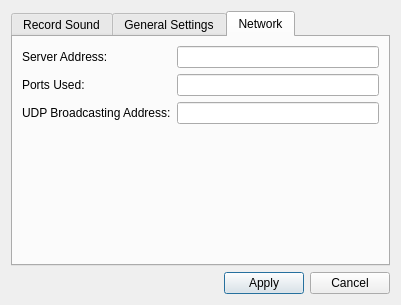
The window that Translator/settings.ui (Ernyoke/Allamvizsga) describes before a commit, drawn with Qt 5.
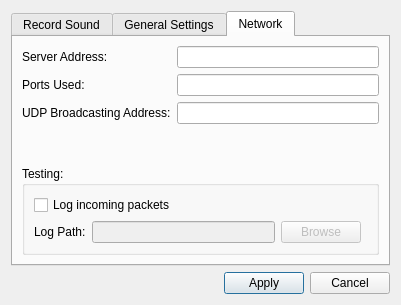
The same window after the commit. The open tabs and pages were chosen to show the change.

Commit message: PacketLogger added to Server and Translator

```diff
--- a/Translator/settings.ui
+++ b/Translator/settings.ui
@@ -44,7 +44,7 @@
    <item row="0" column="0" colspan="3">
     <widget class="QTabWidget" name="tabWidget">
      <property name="currentIndex">
-      <number>1</number>
+      <number>2</number>
      </property>
      <widget class="QWidget" name="tab">
       <attribute name="title">
@@ -145,7 +145,7 @@
        <string>Network</string>
       </attribute>
       <layout class="QGridLayout" name="gridLayout_4">
-       <item row="2" column="1">
+       <item row="2" column="1" colspan="2">
         <widget class="QLineEdit" name="lineEdit_2"/>
        </item>
        <item row="0" column="0">
@@ -155,22 +155,9 @@
          </property>
         </widget>
        </item>
-       <item row="0" column="1">
+       <item row="0" column="1" colspan="2">
         <widget class="QLineEdit" name="lineEdit"/>
        </item>
-       <item row="3" column="0" colspan="2">
-        <spacer name="verticalSpacer_3">
-         <property name="orientation">
-          <enum>Qt::Vertical</enum>
-         </property>
-         <property name="sizeHint" stdset="0">
-          <size>
-           <width>20</width>
-           <height>40</height>
-          </size>
-         </property>
-        </spacer>
-       </item>
        <item row="2" column="0">
         <widget class="QLabel" name="label_5">
          <property name="text">
@@ -185,9 +172,65 @@
          </property>
         </widget>
        </item>
-       <item row="1" column="1">
+       <item row="1" column="1" colspan="2">
         <widget class="QLineEdit" name="lineEdit_3"/>
        </item>
+       <item row="4" column="0" colspan="3">
+        <widget class="QGroupBox" name="groupBox">
+         <property name="title">
+          <string>Testing:</string>
+         </property>
+         <layout class="QGridLayout" name="gridLayout_5">
+          <item row="3" column="1">
+           <widget class="QLineEdit" name="logPath">
+            <property name="enabled">
+             <bool>false</bool>
+            </property>
+            <property name="readOnly">
+             <bool>false</bool>
+            </property>
+           </widget>
+          </item>
+          <item row="0" column="0" colspan="4">
+           <widget class="QCheckBox" name="logEnabled">
+            <property name="text">
+             <string>Log incoming packets</string>
+            </property>
+           </widget>
+          </item>
+          <item row="3" column="2">
+           <widget class="QPushButton" name="logPathBrowseBtn">
+            <property name="enabled">
+             <bool>false</bool>
+            </property>
+            <property name="text">
+             <string>Browse</string>
+            </property>
+           </widget>
+          </item>
+          <item row="3" column="0">
+           <widget class="QLabel" name="label_8">
+            <property name="text">
+             <string>Log Path:</string>
+            </property>
+           </widget>
+          </item>
+         </layout>
+        </widget>
+       </item>
+       <item row="3" column="0" colspan="3">
+        <spacer name="verticalSpacer_3">
+         <property name="orientation">
+          <enum>Qt::Vertical</enum>
+         </property>
+         <property name="sizeHint" stdset="0">
+          <size>
+           <width>20</width>
+           <height>40</height>
+          </size>
+         </property>
+        </spacer>
+       </item>
       </layout>
      </widget>
     </widget>
```
The commit also changes 41 other files.
